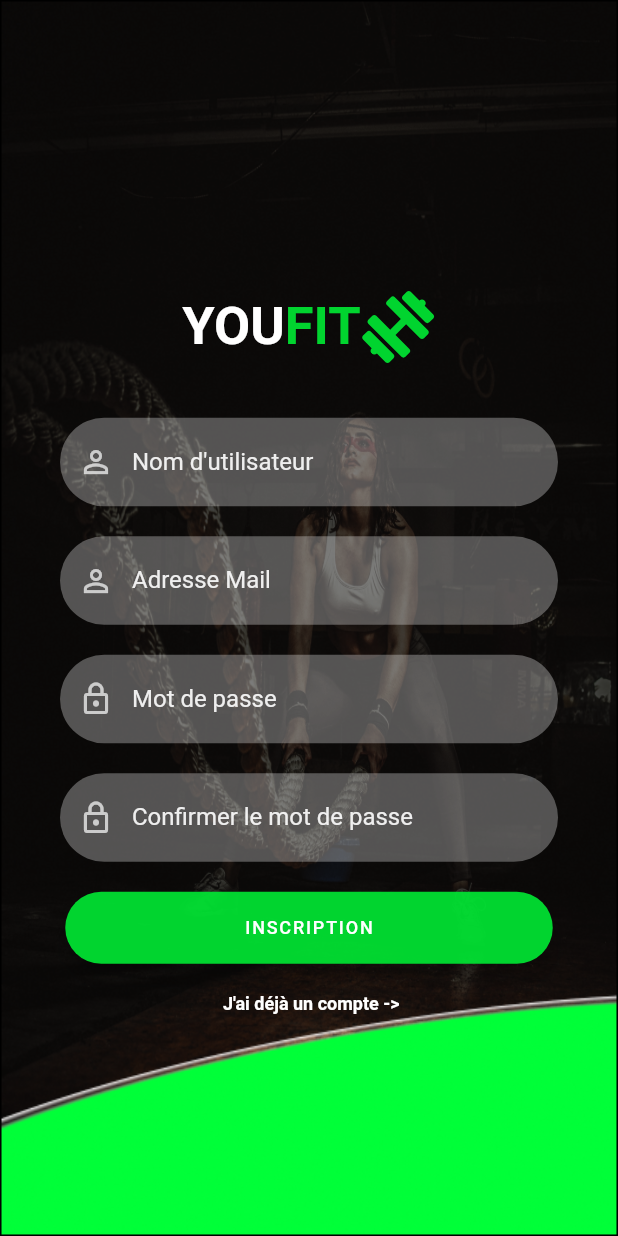
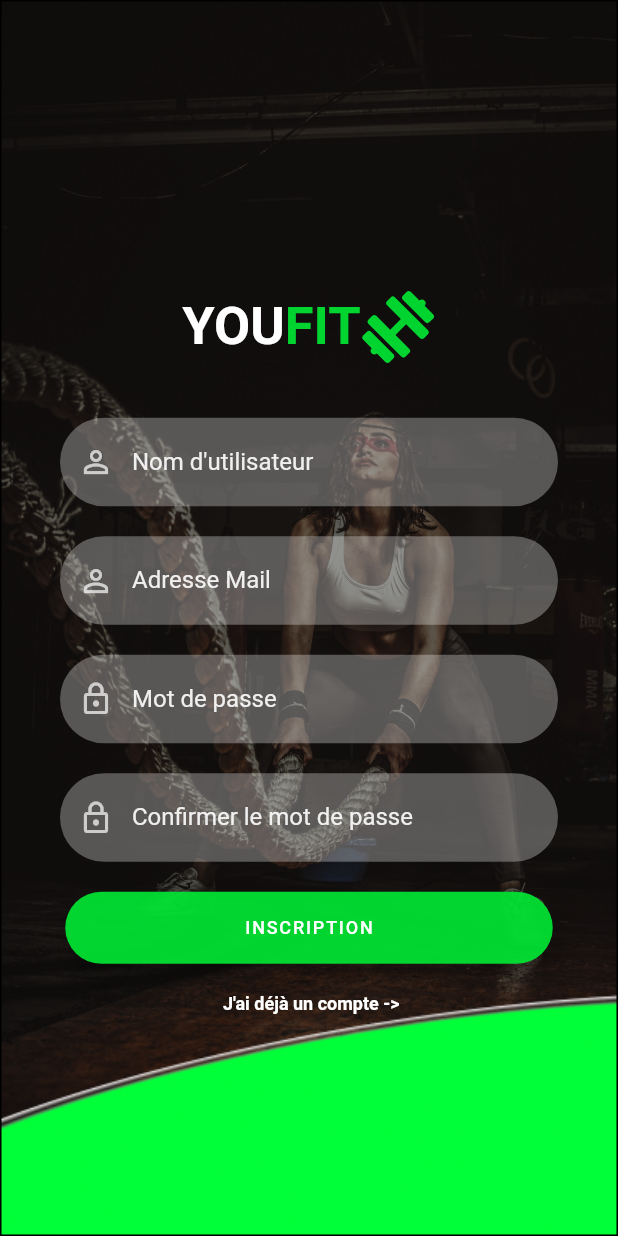
Before and after one commit to Charles26code/YouFit, a Flutter app: the screen it shows after launch, on a phone screen of 412 x 824 dp. Run offline on Flutter 3.47's test engine with Material 2 defaults, Android fonts, the light colour scheme and no system bars; our stand-ins replace flutter_spinkit, flutter_svg; missing offline and left inert: image_picker_for_web; Roboto replaces fonts that are missing (Koulen, PT Sans).

Commit message:
Correction filtre photo

```diff
--- a/youfit/flutter/lib/screen/SignUpScreen.dart
+++ b/youfit/flutter/lib/screen/SignUpScreen.dart
@@ -22,9 +22,12 @@ class Background extends StatelessWidget {
     return Stack(
       alignment: Alignment.center, children: <Widget>[
         Container(
-          decoration: const BoxDecoration(
+          decoration: BoxDecoration(
+            color: Colors.black,
             image: DecorationImage(
-              fit: BoxFit.fill,
+              fit: BoxFit.cover,
+              colorFilter: ColorFilter.mode(
+                Colors.black.withOpacity(0.5), BlendMode.dstATop),
               image: AssetImage('img/bg-signup.jpg'),
               alignment: FractionalOffset.topCenter,
             ),
```
Also changed, not shown: youfit/flutter/img/bg-circle.png, 1 other file.
